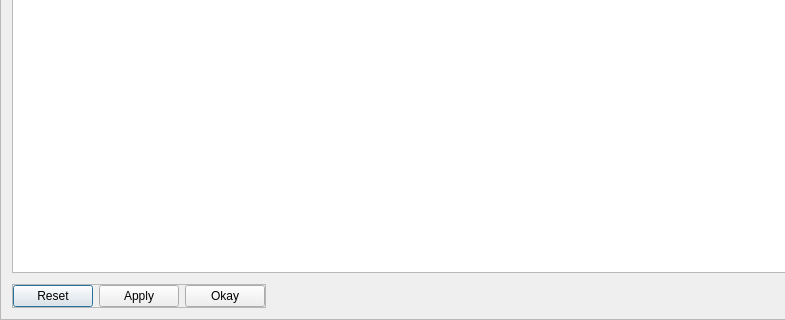
The window that ui/config_editor.ui (SeanStencil/SaveTitan) describes before a commit, drawn with Qt 5; both pictures show x 0 to 785 and y 316 to 636 of the 871 by 636 pixel window.
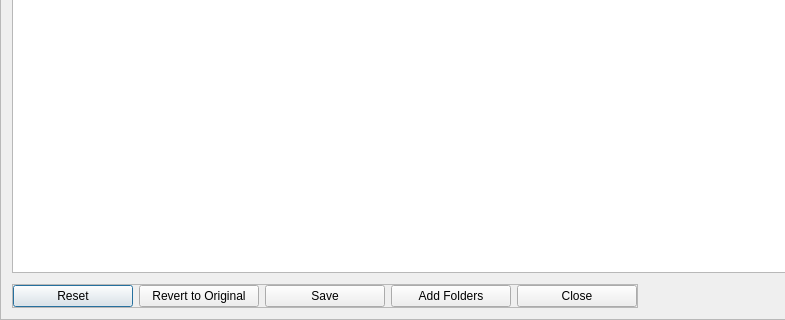
The same window after the commit.

Commit message: Improving config editor behavior

```diff
--- a/ui/config_editor.ui
+++ b/ui/config_editor.ui
@@ -98,22 +98,72 @@
          </property>
          <item>
           <widget class="QPushButton" name="reset_pushButton">
+           <property name="sizePolicy">
+            <sizepolicy hsizetype="Fixed" vsizetype="Fixed">
+             <horstretch>0</horstretch>
+             <verstretch>0</verstretch>
+            </sizepolicy>
+           </property>
+           <property name="minimumSize">
+            <size>
+             <width>120</width>
+             <height>0</height>
+            </size>
+           </property>
            <property name="text">
             <string>Reset</string>
            </property>
           </widget>
          </item>
          <item>
-          <widget class="QPushButton" name="apply_pushButton">
+          <widget class="QPushButton" name="revert_pushButton">
+           <property name="minimumSize">
+            <size>
+             <width>120</width>
+             <height>0</height>
+            </size>
+           </property>
            <property name="text">
-            <string>Apply</string>
+            <string>Revert to Original</string>
            </property>
           </widget>
          </item>
          <item>
-          <widget class="QPushButton" name="okay_pushButton">
+          <widget class="QPushButton" name="save_pushButton">
+           <property name="minimumSize">
+            <size>
+             <width>120</width>
+             <height>0</height>
+            </size>
+           </property>
            <property name="text">
-            <string>Okay</string>
+            <string>Save</string>
+           </property>
+          </widget>
+         </item>
+         <item>
+          <widget class="QPushButton" name="addfolders_pushButton">
+           <property name="minimumSize">
+            <size>
+             <width>120</width>
+             <height>0</height>
+            </size>
+           </property>
+           <property name="text">
+            <string>Add Folders</string>
+           </property>
+          </widget>
+         </item>
+         <item>
+          <widget class="QPushButton" name="close_pushButton">
+           <property name="minimumSize">
+            <size>
+             <width>120</width>
+             <height>0</height>
+            </size>
+           </property>
+           <property name="text">
+            <string>Close</string>
            </property>
           </widget>
          </item>
```
The commit also changes 2 other files.
